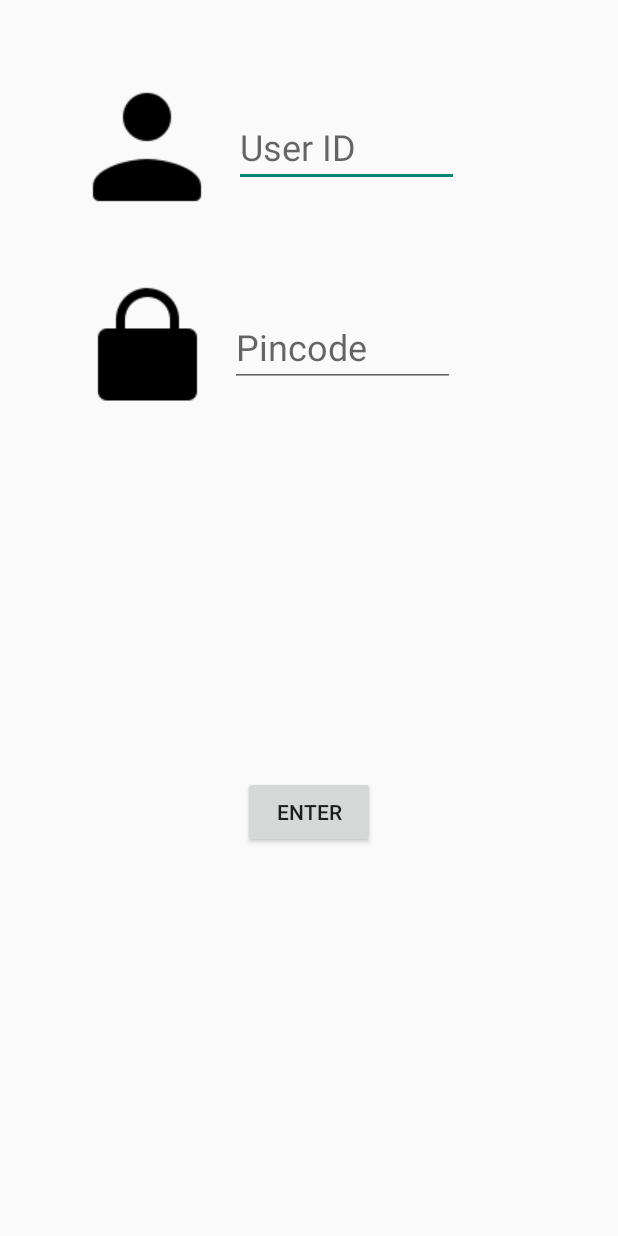
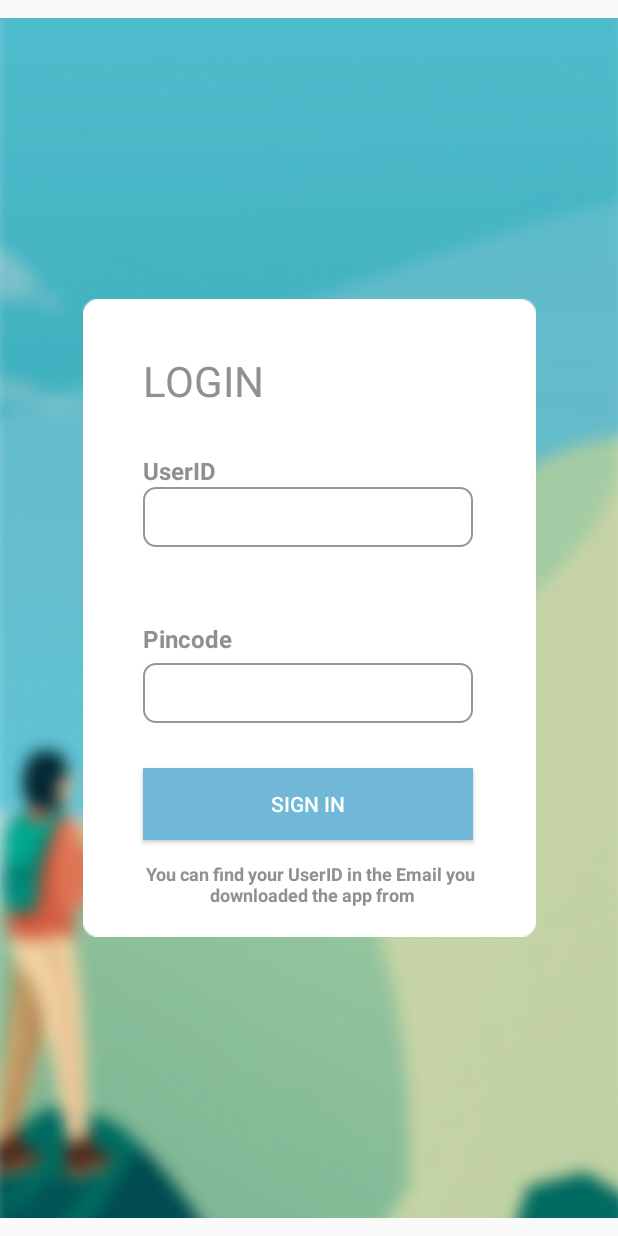
Before and after one commit to kajgaard/MentaliTree, an Android app: the LogInActivity screen opened directly, with no data from a screen before it, on a phone screen of 412 x 824 dp. Run offline under Robolectric (Android 15) with nearby library versions, the phone set to English and light mode, and no system bars; our stand-ins replace Firebase (no records; nobody signed in at launch, a user with empty details on screens opened directly).

Commit message:
Redone UI on loginpage

```diff
--- a/app/src/main/res/drawable/rounded_edit_text.xml
+++ b/app/src/main/res/drawable/rounded_edit_text.xml
@@ -4,8 +4,8 @@
     <solid android:color="#FFFFFF" />
     <stroke android:width="1dip" android:color="#969696"/>
     <corners
-        android:bottomRightRadius="15dp"
-        android:bottomLeftRadius="15dp"
-        android:topLeftRadius="15dp"
-        android:topRightRadius="15dp" />
+        android:bottomRightRadius="8dp"
+        android:bottomLeftRadius="8dp"
+        android:topLeftRadius="8dp"
+        android:topRightRadius="8dp" />
 </shape>
--- a/app/src/main/res/layout/activity_log_in.xml
+++ b/app/src/main/res/layout/activity_log_in.xml
@@ -8,61 +8,113 @@
     tools:context=".LogInActivity">
 
     <ImageView
-        android:id="@+id/userLogonIconIv"
+        android:id="@+id/loginBackgroundIv"
+        android:layout_width="450dp"
+        android:layout_height="800dp"
+        android:scaleType="centerCrop"
+        app:layout_constraintBottom_toBottomOf="parent"
+        app:layout_constraintEnd_toEndOf="parent"
+        app:layout_constraintStart_toStartOf="parent"
+        app:layout_constraintTop_toTopOf="parent"
+        app:srcCompat="@drawable/login_background" />
+
+    <ImageView
+        android:id="@+id/loginSquareIv"
         android:layout_width="wrap_content"
         android:layout_height="wrap_content"
-        android:layout_marginStart="50dp"
-        android:layout_marginTop="50dp"
+        android:scaleType="centerCrop"
+        app:layout_constraintBottom_toBottomOf="parent"
+        app:layout_constraintEnd_toEndOf="parent"
         app:layout_constraintStart_toStartOf="parent"
         app:layout_constraintTop_toTopOf="parent"
-        app:srcCompat="@drawable/user_id_icon" />
+        app:srcCompat="@drawable/login_square_info_holder" />
+
 
     <EditText
         android:id="@+id/userIdEt"
-        android:layout_width="150dp"
-        android:layout_height="wrap_content"
-        android:layout_marginStart="10dp"
-        android:hint="User ID"
+        android:layout_width="220dp"
+        android:layout_height="40dp"
+        android:background="@drawable/rounded_edit_text"
         android:inputType="number"
         android:maxLength="3"
         android:textSize="24sp"
-        app:layout_constraintBottom_toBottomOf="@+id/userLogonIconIv"
-        app:layout_constraintStart_toEndOf="@+id/userLogonIconIv"
-        app:layout_constraintTop_toTopOf="@+id/userLogonIconIv" />
+        app:layout_constraintEnd_toEndOf="@+id/loginSquareIv"
+        app:layout_constraintHorizontal_bias="0.487"
+        app:layout_constraintStart_toStartOf="@+id/loginSquareIv"
+        app:layout_constraintTop_toBottomOf="@+id/userIdTv" />
 
-    <ImageView
-        android:id="@+id/pincodeLogonIconIv"
+    <TextView
+        android:id="@+id/loginTitleTv"
         android:layout_width="wrap_content"
         android:layout_height="wrap_content"
-        android:layout_marginTop="40dp"
-        app:layout_constraintEnd_toEndOf="@+id/userLogonIconIv"
-        app:layout_constraintStart_toStartOf="@+id/userLogonIconIv"
-        app:layout_constraintTop_toBottomOf="@+id/userLogonIconIv"
-        app:srcCompat="@drawable/pincode_icon" />
+        android:layout_marginTop="35dp"
+        android:text="LOGIN"
+        android:textColor="#909090"
+        android:textSize="28sp"
+        app:layout_constraintStart_toStartOf="@+id/userIdEt"
+        app:layout_constraintTop_toTopOf="@+id/loginSquareIv" />
+
+    <TextView
+        android:id="@+id/userIdTv"
+        android:layout_width="wrap_content"
+        android:layout_height="wrap_content"
+        android:layout_marginTop="30dp"
+        android:text="UserID"
+        android:textColor="#909090"
+        android:textSize="16sp"
+        android:textStyle="bold"
+        app:layout_constraintStart_toStartOf="@+id/userIdEt"
+        app:layout_constraintTop_toBottomOf="@+id/loginTitleTv" />
 
     <EditText
         android:id="@+id/pincodeEt"
-        android:layout_width="150dp"
-        android:layout_height="wrap_content"
-        android:layout_marginStart="10dp"
-        android:hint="Pincode"
+        android:layout_width="220dp"
+        android:layout_height="40dp"
+        android:layout_marginTop="5dp"
+        android:background="@drawable/rounded_edit_text"
         android:inputType="numberPassword"
         android:maxLength="4"
         android:textSize="24sp"
-        app:layout_constraintBottom_toBottomOf="@+id/pincodeLogonIconIv"
-        app:layout_constraintStart_toEndOf="@+id/pincodeLogonIconIv"
-        app:layout_constraintTop_toTopOf="@+id/pincodeLogonIconIv" />
+        app:layout_constraintStart_toStartOf="@+id/userIdEt"
+        app:layout_constraintTop_toBottomOf="@+id/pincodeTv" />
+
+    <TextView
+        android:id="@+id/pincodeTv"
+        android:layout_width="wrap_content"
+        android:layout_height="wrap_content"
+        android:layout_marginTop="50dp"
+        android:text="Pincode"
+        android:textColor="#909090"
+        android:textSize="16sp"
+        android:textStyle="bold"
+        app:layout_constraintStart_toStartOf="@+id/pincodeEt"
+        app:layout_constraintTop_toBottomOf="@+id/userIdEt" />
+
+    <TextView
+        android:id="@+id/userIdHintTv"
+        android:layout_width="wrap_content"
+        android:layout_height="wrap_content"
+        android:layout_marginBottom="20dp"
+        android:text="You can find your UserID in the Email you\n downloaded the app from"
+        android:textAlignment="center"
+        android:textColor="#909090"
+        android:textSize="12sp"
+        android:textStyle="bold"
+        app:layout_constraintBottom_toBottomOf="@+id/loginSquareIv"
+        app:layout_constraintEnd_toEndOf="@+id/loginSquareIv"
+        app:layout_constraintStart_toStartOf="@+id/loginSquareIv" />
 
     <Button
         android:id="@+id/logonBtn"
-        android:layout_width="wrap_content"
+        android:layout_width="220dp"
         android:layout_height="wrap_content"
-        android:text="Enter"
-        app:layout_constraintBottom_toBottomOf="parent"
+        android:layout_marginTop="30dp"
+        android:background="#71B7D7"
+        android:text="SIGN IN"
+        android:textColor="#FFFFFF"
         app:layout_constraintEnd_toEndOf="parent"
-        app:layout_constraintHorizontal_bias="0.5"
+        app:layout_constraintHorizontal_bias="0.497"
         app:layout_constraintStart_toStartOf="parent"
-        app:layout_constraintTop_toBottomOf="@+id/pincodeEt"
-        app:layout_constraintVertical_bias="0.5" />
+        app:layout_constraintTop_toBottomOf="@+id/pincodeEt" />
 
 </androidx.constraintlayout.widget.ConstraintLayout>
```
Also changed, not shown: app/src/main/res/drawable/login_background.png (added), app/src/main/res/drawable/login_square_info_holder.png (added).
